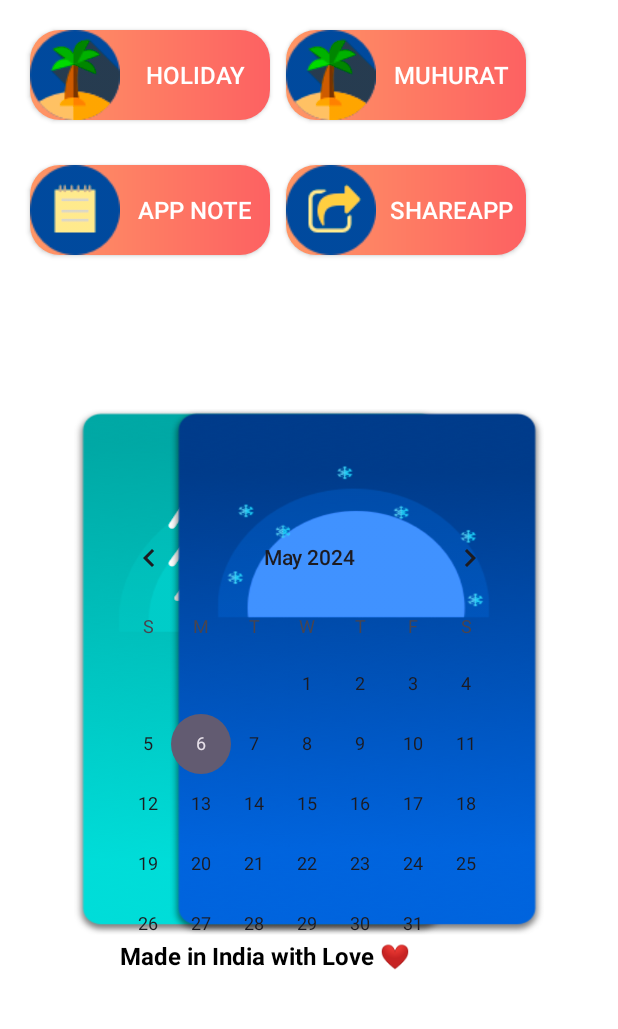
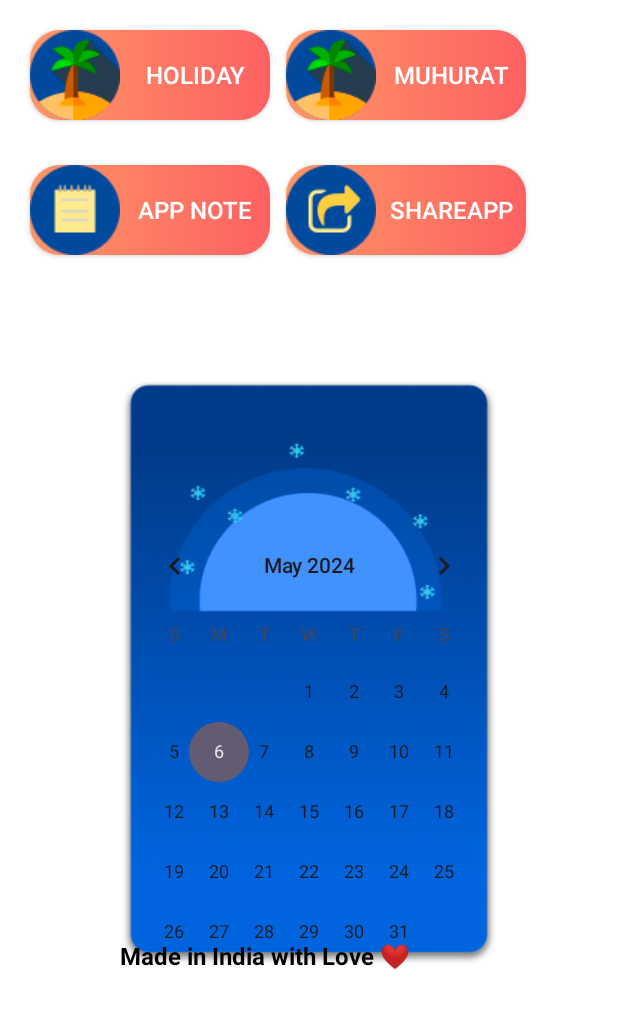
Before and after one commit to AmitKuveskar/Calendar, an Android app: the screen it shows after launch (Dashboard), on a phone screen of 412 x 824 dp, the part 96-1125 px from its top. Run offline under Robolectric (Android 15) with nearby library versions, the phone set to English and light mode, and no system bars; 2 statements that could not run were skipped.

Commit message:
My First App

```diff
--- a/app/src/main/java/com/example/calendar/BackgroundToForegroundTransformer.kt
+++ b/app/src/main/java/com/example/calendar/BackgroundToForegroundTransformer.kt
@@ -1,60 +1,46 @@
-
 import android.view.View
 import androidx.core.view.ViewCompat
 import androidx.viewpager2.widget.ViewPager2
 
-class BackgroundToForegroundTransformer :
-    ViewPager2.PageTransformer {
+class BackgroundToForegroundTransformer: ViewPager2.PageTransformer {
     override fun transformPage(page: View, position: Float) {
-        val mainPageWidthScaleFactor = 3f // Adjust this value to decrease the width of the main card
-        val mainPageWidth = page.width * mainPageWidthScaleFactor
+        // Constants to control rotation and translation
+        val rotationFactor = 15f // Rotation amount in degrees (positive for right swipe, negative for left)
+        val translationFactor = 500f // Translation amount in pixels
+        val opacityThreshold = 0.5f // Position threshold where opacity starts decreasing
 
-        val pageHeight = page.height.toFloat()
+        // Calculate rotation based on position
+        val rotation = rotationFactor * position
 
-        // Scale factor for adjusting the heights of left and right cards
-        val heightScaleFactor = 0.9f // Adjust this value as needed
+        // Calculate horizontal translation based on position
+        val translationX = translationFactor * position
 
-        val scaleFactor = if (position < 0) {
-            (mainPageWidth - position * 0.3f) / mainPageWidth
+        // Set pivot point for rotation to the center of the page
+        page.pivotX = page.width / 2f
+        page.pivotY = page.height / 2f
+
+        // Apply rotation transformation
+        page.rotation = rotation
+
+        // Apply translation transformation
+        page.translationX = translationX
+
+        // Adjust opacity based on position
+        if (position <= -1 || position >= 1) {
+            // Page is off-screen
+            page.alpha = 0f
         } else {
-            (mainPageWidth + position * 0.3f) / mainPageWidth
+            // Page is on-screen
+            if (position < 0) {
+                // Left swipe
+                page.alpha = 1 + position // Decrease opacity as the page is swiped left
+            } else {
+                // Right swipe
+                page.alpha = 1 - position // Decrease opacity as the page is swiped right
+            }
         }
 
-        page.pivotY = pageHeight * 0.5f
-
-        if (position < -1) { // Page is off-screen to the left
-            page.alpha = 0f
-        } else if (position <= 1) { // Page is on-screen
-            page.alpha = 1f
-
-            // Determine if the page is the main card, left card, or right card
-            when {
-                position == 0f -> {
-                    // This is the main card
-                    // Apply specific transformations for the main card here
-                    ViewCompat.setElevation(page, 1f) // Set elevation to bring it to the top
-                }
-                position < 0 -> {
-                    // This is a left card
-                    // Calculate the desired translationX to position it partially under the main card on the left side
-                    page.translationX = -position * mainPageWidth * 0.3f // Adjust this factor to move the left card further outside
-                    ViewCompat.setElevation(page, 0f) // Set elevation to make sure it's below the main card
-                }
-                else -> {
-                    // This is a right card
-                    // Calculate the desired translationX to position it partially under the main card on the right side
-                    page.translationX = -position * mainPageWidth * 0.3f // Adjust this factor to move the right card further outside
-                    ViewCompat.setElevation(page, 0f) // Set elevation to make sure it's below the main card
-                }
-            }
-
-            // Apply scale transformation only to left and right cards
-            if (position != 0f) {
-                page.scaleX = scaleFactor
-                page.scaleY = scaleFactor * heightScaleFactor // Apply the height scale factor
-            }
-        } else { // Page is off-screen to the right
-            page.alpha = 0f
-        }
+        // Elevation for z-index effect (bring active card to the top)
+        ViewCompat.setElevation(page, if (position == 0f) 1f else 0f)
     }
 }
--- a/app/src/main/java/com/example/calendar/Dashboard.kt
+++ b/app/src/main/java/com/example/calendar/Dashboard.kt
@@ -1,6 +1,4 @@
 package com.example.calendar
-
-import BackgroundToForegroundTransformer
 
 import android.content.Intent
 import android.os.Build
@@ -8,17 +6,14 @@ import android.os.Bundle
 import android.os.Handler
 import android.os.Looper
 import android.widget.Button
-import android.widget.CalendarView
 import androidx.annotation.RequiresApi
 import androidx.appcompat.app.AppCompatActivity
 import androidx.recyclerview.widget.RecyclerView
 import androidx.viewpager2.widget.ViewPager2
 import com.example.calendar.adapter.ImageAdapter
 import com.example.calendar.api.HolidayActivity
-
 import com.example.calendar.api.MuhuratActivity
 import com.example.calendar.data.AppNoteActivity
-import java.util.Calendar
 
 
 class Dashboard : AppCompatActivity() {
@@ -27,7 +22,7 @@ class Dashboard : AppCompatActivity() {
     private lateinit var handler: Handler
     private lateinit var imageList: ArrayList<Int>
     private lateinit var adapter: ImageAdapter
-    private lateinit var calendarView: CalendarView
+//    private lateinit var calendarView: CalendarView
     private  lateinit var MuhuratBtn:Button
     private lateinit var HolidayBtn:Button
     private lateinit var AddNoteBtn:Button
@@ -41,7 +36,7 @@ class Dashboard : AppCompatActivity() {
         setContentView(R.layout.activity_dashboard)
 
         viewPager2 = findViewById(R.id.viewPager2)
-        calendarView = findViewById(R.id.calendarView)
+//        calendarView = findViewById(R.id.calendarView)
         MuhuratBtn = findViewById(R.id.Muhurat)
         HolidayBtn = findViewById(R.id.Holiday)
         AddNoteBtn = findViewById(R.id.AppNote)
@@ -53,6 +48,7 @@ class Dashboard : AppCompatActivity() {
 
         init()
         setUpTransformer()
+
 
 
         MuhuratBtn.setOnClickListener {
@@ -67,10 +63,10 @@ class Dashboard : AppCompatActivity() {
 
 
         // Set listener for calendarView to detect month change
-        calendarView.setOnDateChangeListener { _, year, month, _ ->
-            updateImagesForMonth(month)
-            adapter.notifyDataSetChanged()
-        }
+//        calendarView.setOnDateChangeListener { _, year, month, _ ->
+//            updateImagesForMonth(month)
+//            adapter.notifyDataSetChanged()
+//        }
 
         roomdb.setOnClickListener {
             val intent = Intent (this@Dashboard, AppNoteActivity::class.java)
@@ -101,8 +97,13 @@ class Dashboard : AppCompatActivity() {
     }
 
 
+//    private fun setUpTransformer() {
+//        val transformer = BackgroundToForegroundTransformer()
+//        viewPager2.setPageTransformer(transformer)
+//    }
+
     private fun setUpTransformer() {
-        val transformer = BackgroundToForegroundTransformer()
+        val transformer = DepthPageTransformer()
         viewPager2.setPageTransformer(transformer)
     }
 
@@ -113,120 +114,27 @@ class Dashboard : AppCompatActivity() {
         handler = Handler(Looper.myLooper()!!)
         imageList = ArrayList()
 
-        // Initialize imageList with default images or images for the current month
-        updateImagesForMonth(Calendar.getInstance().get(Calendar.MONTH))
 
+        imageList.add(R.drawable.summer)
+        imageList.add(R.drawable.winter)
+        imageList.add(R.drawable.monsoon)
+
+        // Initialize and set the adapter
         adapter = ImageAdapter(imageList, viewPager2)
         viewPager2.adapter = adapter
 
+        // Optional: Set some additional properties for `ViewPager2`
         viewPager2.offscreenPageLimit = 3
         viewPager2.clipToPadding = false
         viewPager2.clipChildren = false
         viewPager2.getChildAt(0).overScrollMode = RecyclerView.OVER_SCROLL_NEVER
 
-        viewPager2.setCurrentItem(1, false)
+        // Set the initial page for `ViewPager2`
+        viewPager2.setCurrentItem(1, true)
+
+
     }
 
 
 
-    private fun updateImagesForMonth(month: Int) {
-        // Clear previous images and add images for the selected month and adjacent months
-        imageList.clear()
-
-        // Get images for the selected month
-        val selectedMonthImages = getImageForMonth(month)
-
-        // Add images to the imageList
-        when (month) {
-            Calendar.JANUARY -> {
-                imageList.add(selectedMonthImages[0])  // Summer card as main card
-                imageList.add(selectedMonthImages[2])  // Winter card as left card
-                imageList.add(selectedMonthImages[1])  // Monsoon card as right card
-            }
-            Calendar.FEBRUARY -> {
-                imageList.add(selectedMonthImages[1])  // Summer card as main card
-                imageList.add(selectedMonthImages[0])  // Winter card as left card
-                imageList.add(selectedMonthImages[2])  // Monsoon card as right card
-            }
-            Calendar.MARCH -> {
-                imageList.add(selectedMonthImages[1])  // Winter card as main card
-                imageList.add(selectedMonthImages[0])  // Summer card as left card
-                imageList.add(selectedMonthImages[2])  // Monsoon card as right card
-            }
-            Calendar.APRIL -> {
-                imageList.add(selectedMonthImages[1])  // Monsoon card as main card
-                imageList.add(selectedMonthImages[0])  // Summer card as left card
-                imageList.add(selectedMonthImages[2])  // Winter card as right card
-            }
-            Calendar.MAY -> {
-                imageList.add(selectedMonthImages[1])  // Summer card as main card
-                imageList.add(selectedMonthImages[0])  // Monsoon card as left card
-                imageList.add(selectedMonthImages[2])  // Winter card as right card
-            }
-            Calendar.JUNE -> {
-                imageList.add(selectedMonthImages[0])  // Summer card as main card
-                imageList.add(selectedMonthImages[1])  // Winter card as left card
-                imageList.add(selectedMonthImages[2])  // Monsoon card as right card
-            }
-            Calendar.JULY -> {
-                imageList.add(selectedMonthImages[0])  // Winter card as main card
-                imageList.add(selectedMonthImages[1])  // Summer card as left card
-                imageList.add(selectedMonthImages[2])  // Monsoon card as right card
-            }
-            Calendar.AUGUST -> {
-                imageList.add(selectedMonthImages[0])  // Monsoon card as main card
-                imageList.add(selectedMonthImages[1])  // Summer card as left card
-                imageList.add(selectedMonthImages[2])  // Winter card as right card
-            }
-            Calendar.SEPTEMBER -> {
-                imageList.add(selectedMonthImages[0])  // Summer card as main card
-                imageList.add(selectedMonthImages[1])  // Monsoon card as left card
-                imageList.add(selectedMonthImages[2])  // Winter card as right card
-            }
-            Calendar.OCTOBER -> {
-                imageList.add(selectedMonthImages[0])  // Summer card as main card
-                imageList.add(selectedMonthImages[2])  // Winter card as left card
-                imageList.add(selectedMonthImages[1])  // Monsoon card as right card
-            }
-            Calendar.NOVEMBER -> {
-                imageList.add(selectedMonthImages[0])  // Winter card as main card
-                imageList.add(selectedMonthImages[2])  // Summer card as left card
-                imageList.add(selectedMonthImages[1])  // Monsoon card as right card
-            }
-            Calendar.DECEMBER -> {
-                imageList.add(selectedMonthImages[0])  // Monsoon card as main card
-                imageList.add(selectedMonthImages[2])  // Summer card as left card
-                imageList.add(selectedMonthImages[1])  // Winter card as right card
-            }
-        }
-    }
-
-
-
-
-    // Helper function to get image resource ID based on month
-    private fun getImageForMonth(month: Int): List<Int> {
-        // Adjust month to handle wrap-around (January -> December, December -> January)
-        val adjustedMonth = (month + 12) % 12
-        // Return list of image resource IDs based on the adjusted month
-        return when (adjustedMonth) {
-            Calendar.JANUARY -> listOf(R.drawable.summer, R.drawable.monsoon, R.drawable.winter)
-            Calendar.FEBRUARY -> listOf(R.drawable.summer, R.drawable.monsoon, R.drawable.winter)
-            Calendar.MARCH -> listOf(R.drawable.summer, R.drawable.monsoon, R.drawable.winter)
-            Calendar.APRIL -> listOf(R.drawable.summer, R.drawable.monsoon, R.drawable.winter)
-            Calendar.MAY -> listOf(R.drawable.summer, R.drawable.monsoon, R.drawable.winter)
-            Calendar.JUNE -> listOf(R.drawable.summer, R.drawable.monsoon, R.drawable.winter)
-            Calendar.JULY -> listOf(R.drawable.summer, R.drawable.monsoon, R.drawable.winter)
-            Calendar.AUGUST -> listOf(R.drawable.monsoon, R.drawable.winter, R.drawable.summer)
-            Calendar.SEPTEMBER -> listOf(R.drawable.summer, R.drawable.monsoon, R.drawable.winter)
-            Calendar.OCTOBER -> listOf(R.drawable.summer, R.drawable.monsoon, R.drawable.winter)
-            Calendar.NOVEMBER -> listOf(R.drawable.summer, R.drawable.monsoon, R.drawable.winter)
-            Calendar.DECEMBER -> listOf(R.drawable.summer, R.drawable.monsoon, R.drawable.winter)
-            // Add cases for other months
-            else -> listOf(R.drawable.monsoon, R.drawable.summer, R.drawable.winter) // Provide a default image if needed
-        }
-
-
-    }
-
 }
--- a/app/src/main/java/com/example/calendar/data/fragments/add/AddFragment.kt
+++ b/app/src/main/java/com/example/calendar/data/fragments/add/AddFragment.kt
@@ -38,7 +38,6 @@ class AddFragment : Fragment() {
         Note = view.findViewById(R.id.NoteTxt)
 
 
-
         mUserViewModel = ViewModelProvider(this).get(UserViewModel::class.java)
 
         val cancel = view.findViewById<Button>(R.id.cancel)
@@ -49,6 +48,7 @@ class AddFragment : Fragment() {
 
         Insert.setOnClickListener{
             insertDataToDatabase()
+            findNavController().navigate(R.id.action_addFragment_to_listFragment)
         }
         view.findViewById<View>(R.id.circleColor1).setOnClickListener {
             selectedColor = Color.RED
--- a/app/src/main/res/layout/activity_dashboard.xml
+++ b/app/src/main/res/layout/activity_dashboard.xml
@@ -122,24 +122,6 @@
 
 
     </androidx.viewpager2.widget.ViewPager2>
-
-
-
-    <CalendarView
-        android:id="@+id/calendarView"
-        android:layout_width="290dp"
-        android:layout_height="290dp"
-        android:layout_marginStart="20dp"
-        android:layout_marginTop="270dp"
-        android:layout_marginEnd="20dp"
-
-
-        app:layout_constraintBottom_toBottomOf="parent"
-        app:layout_constraintEnd_toEndOf="parent"
-        app:layout_constraintHorizontal_bias="0.5"
-        app:layout_constraintStart_toStartOf="parent"
-        app:layout_constraintTop_toTopOf="parent"
-        app:layout_constraintVertical_bias="0.5" />
 </androidx.constraintlayout.widget.ConstraintLayout>
 
 
@@ -160,10 +142,3 @@
         app:layout_constraintTop_toTopOf="parent"
         app:layout_constraintVertical_bias="0.5" />
 </RelativeLayout>
-
-<!--    <FrameLayout-->
-<!--        android:id="@+id/fragment"-->
-<!--        android:layout_width="match_parent"-->
-<!--        android:layout_height="match_parent"-->
-<!--        android:background="@color/white"-->
-<!--        android:visibility="gone"/>-->
--- a/app/src/main/res/layout/item_seasonal_image.xml
+++ b/app/src/main/res/layout/item_seasonal_image.xml
@@ -13,6 +13,14 @@
         android:layout_height="match_parent"
         android:src="@drawable/monsoon"/>
 
+    <CalendarView
+        android:id="@+id/calendarView"
+        android:layout_width="250dp"
+        android:layout_height="290dp"
+        android:layout_marginStart="35dp"
+        android:layout_marginTop="90dp"
+        android:layout_marginEnd="20dp"
+        />
 
 
 
```
Also changed, not shown: app/src/main/java/com/example/calendar/api/HolidayActivity.kt (+8 -2 lines), app/src/main/res/layout/activity_holiday.xml (+9 -0 lines).
